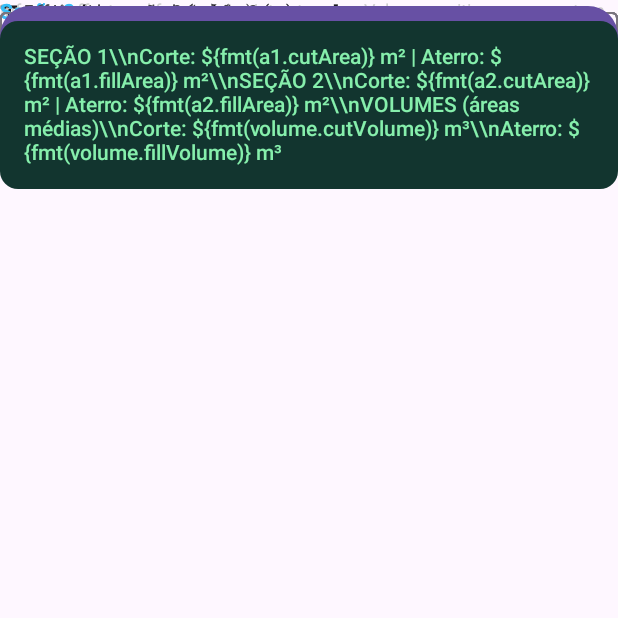
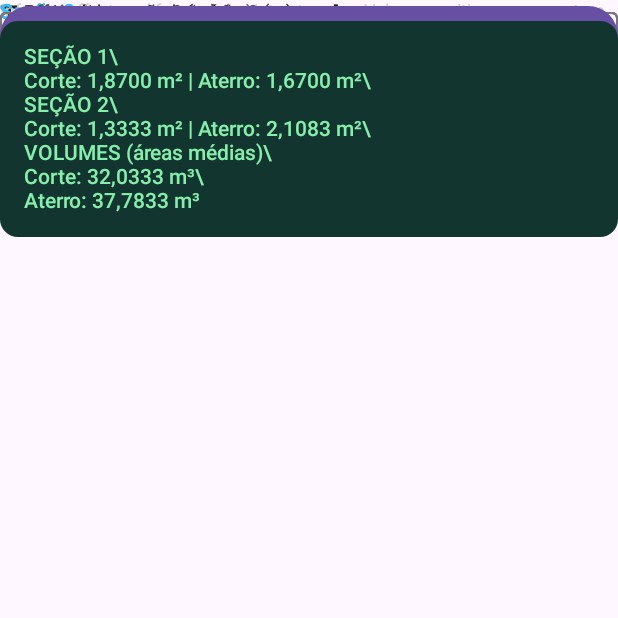
Before and after one commit to danielaureliodacruz8-spec/topografia-, an Android app built with Jetpack Compose: the composable EarthworkCalculator shown on its own in the app's theme, after a tap on "CALCULAR ÁREAS E VOLUMES", on a phone screen of 412 x 824 dp, the top half of it. Run offline under Robolectric (Android 15) with nearby library versions, the phone set to English and light mode, and no system bars.

Commit message:
Fix earthwork screen formatting

```diff
--- a/app/src/main/java/br/com/topoia/MainActivity.kt
+++ b/app/src/main/java/br/com/topoia/MainActivity.kt
@@ -478,10 +478,10 @@ private fun EarthworkCalculator() {
                 EarthworkCalculations.Section(0.0,a1),
                 EarthworkCalculations.Section(distance,a2)
             )
-            "SEÇÃO 1\\\\nCorte: \${fmt(a1.cutArea)} m² | Aterro: \${fmt(a1.fillArea)} m²\\\\n" +
-                "SEÇÃO 2\\\\nCorte: \${fmt(a2.cutArea)} m² | Aterro: \${fmt(a2.fillArea)} m²\\\\n" +
-                "VOLUMES (áreas médias)\\\\nCorte: \${fmt(volume.cutVolume)} m³\\\\nAterro: \${fmt(volume.fillVolume)} m³"
-        }.getOrElse { "Erro: \${it.message}" }
+            "SEÇÃO 1\\\nCorte: ${fmt(a1.cutArea)} m² | Aterro: ${fmt(a1.fillArea)} m²\\\n" +
+                "SEÇÃO 2\\\nCorte: ${fmt(a2.cutArea)} m² | Aterro: ${fmt(a2.fillArea)} m²\\\n" +
+                "VOLUMES (áreas médias)\\\nCorte: ${fmt(volume.cutVolume)} m³\\\nAterro: ${fmt(volume.fillVolume)} m³"
+        }.getOrElse { "Erro: ${it.message}" }
     }, modifier = Modifier.fillMaxWidth()) { Text("CALCULAR ÁREAS E VOLUMES") }
     result?.let { ResultCard(it) }
 }
```
